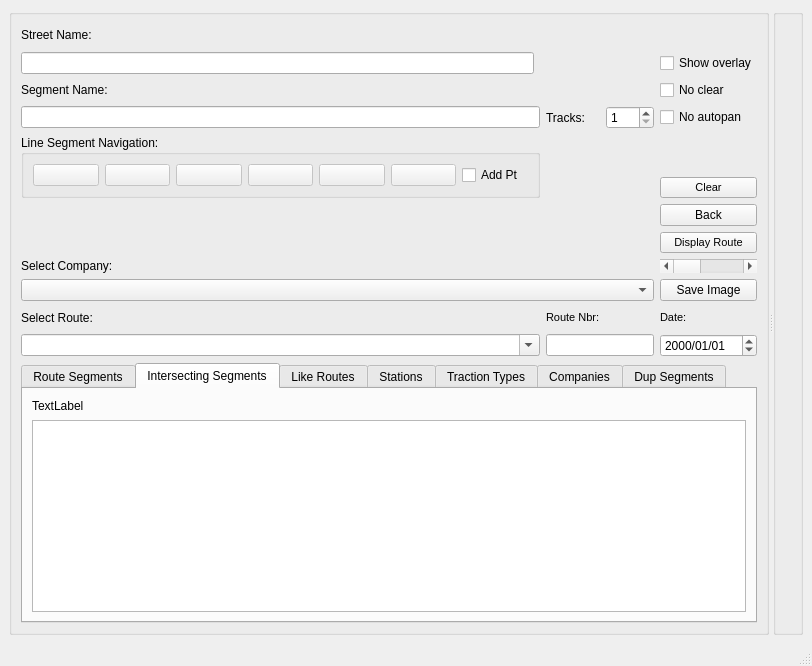
Old version of the form mapper_app/ui/mainwindow.ui in the repository allenck/mapper.
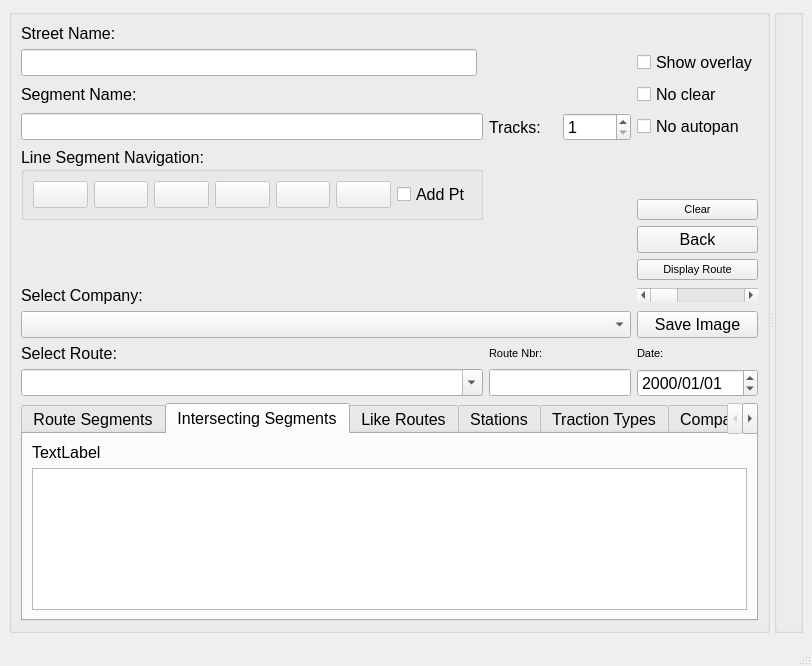
New version of the form. The open tabs and pages were chosen to show the change. Icons and pictures are not drawn. Custom widgets are drawn as their Qt base class.

Commit message: MainWindow increase font size

What changed in the file:
```diff
--- a/mapper_app/ui/mainwindow.ui
+++ b/mapper_app/ui/mainwindow.ui
@@ -10,6 +10,11 @@
     <height>666</height>
    </rect>
   </property>
+  <property name="font">
+   <font>
+    <pointsize>12</pointsize>
+   </font>
+  </property>
   <property name="windowTitle">
    <string>Mapper</string>
   </property>
@@ -34,7 +39,7 @@
       <widget class="QGroupBox" name="groupBox">
        <property name="font">
         <font>
-         <pointsize>9</pointsize>
+         <pointsize>12</pointsize>
         </font>
        </property>
        <property name="toolTip">
@@ -609,6 +614,11 @@
         </item>
         <item row="2" column="0">
          <widget class="QLabel" name="lblSegment">
+          <property name="font">
+           <font>
+            <pointsize>12</pointsize>
+           </font>
+          </property>
           <property name="text">
            <string>Segment Name:</string>
           </property>
@@ -640,13 +650,24 @@
         </item>
         <item row="0" column="0">
          <widget class="QLabel" name="label_6">
+          <property name="font">
+           <font>
+            <pointsize>12</pointsize>
+           </font>
+          </property>
           <property name="text">
            <string>Street Name:</string>
           </property>
          </widget>
         </item>
         <item row="7" column="0">
-         <widget class="SegmentSelectionWidget" name="ssw" native="true"/>
+         <widget class="SegmentSelectionWidget" name="ssw" native="true">
+          <property name="font">
+           <font>
+            <pointsize>12</pointsize>
+           </font>
+          </property>
+         </widget>
         </item>
         <item row="10" column="0" colspan="4">
          <widget class="QComboBox" name="cbCompany">
```
Left out of the diff: 4 changed lines with no effect on the pictures. The commit also changes 23 other files.
